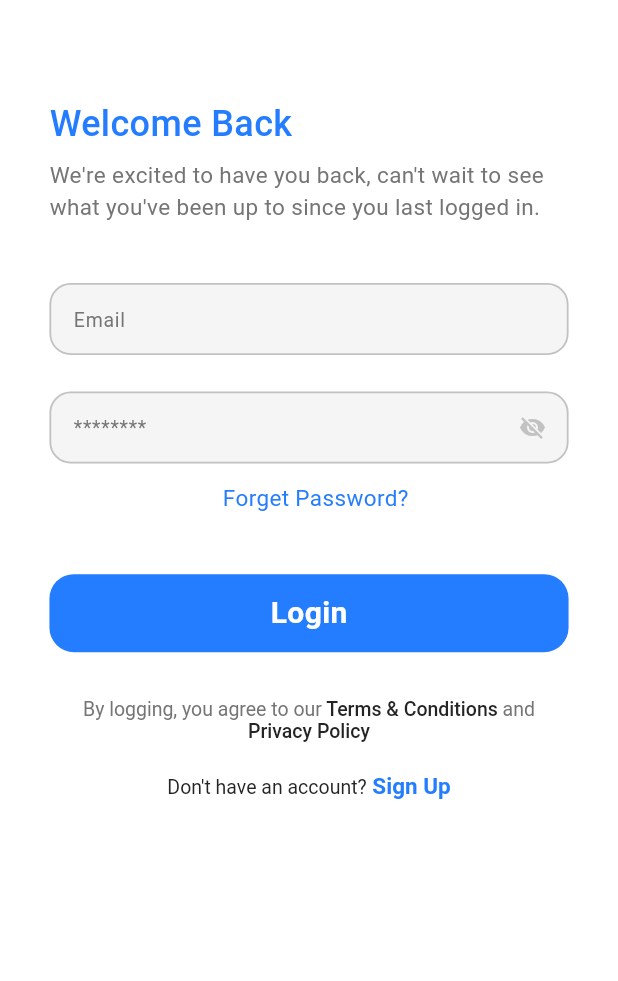
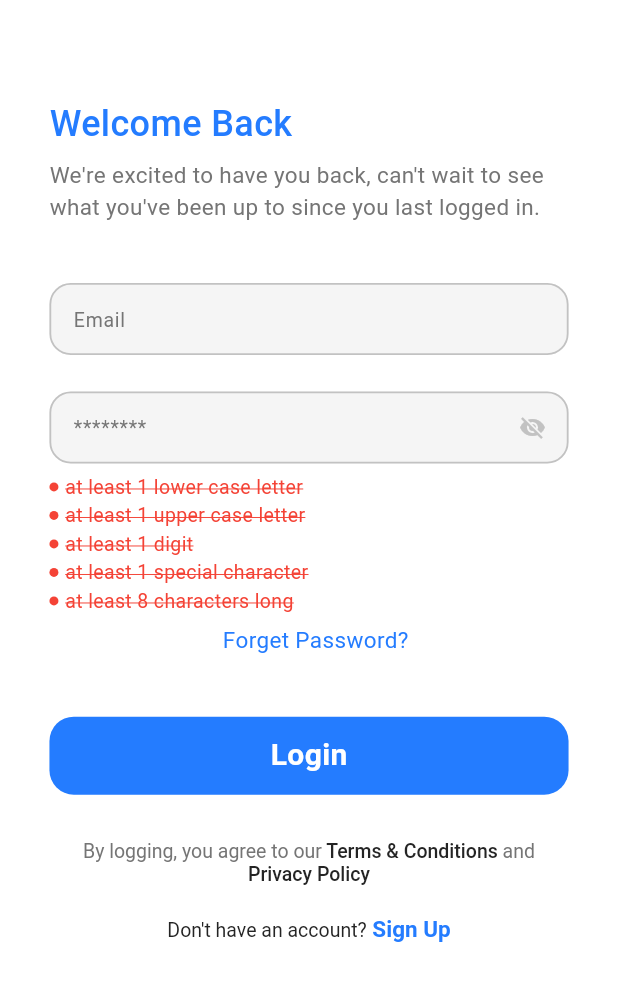
Before and after one commit to YoussifFathi/doc_center, a Flutter app: the screen it shows after launch, after a tap on "Get Started", on a phone screen of 412 x 824 dp. Shown: the top 981 px of the screen. Run offline on Flutter 3.47's test engine with Material 3 defaults, Android fonts, the phone set to English and light mode, and no system bars; our stand-ins replace dartz, dio, flutter_screenutil, flutter_svg, freezed_annotation, get and 2 more; generated files the repository leaves out were written again.

Commit message:
-- finish login screen

```diff
--- a/lib/core/navigation/app_pages.dart
+++ b/lib/core/navigation/app_pages.dart
@@ -1,4 +1,5 @@
 import 'package:doc_center/core/navigation/routes.dart';
+import 'package:doc_center/features/home/presentation/views/home_screen.dart';
 import 'package:doc_center/features/login/presentation/controllers/login_bindings.dart';
 import 'package:doc_center/features/login/presentation/views/login_screen.dart';
 import 'package:doc_center/features/onboarding/presentation/views/onboarding_screen.dart';
@@ -20,5 +21,9 @@ abstract class AppPages {
       page: () => const LoginScreen(),
       binding: LoginBindings(),
     ),
+    GetPage(
+      name: Routes.homeScreen,
+      page: () => const HomeScreen(),
+    ),
   ];
 }
--- /dev/null
+++ b/lib/core/utils/validator_handler.dart
@@ -0,0 +1,33 @@
+import 'package:doc_center/core/utils/app_regx.dart';
+
+class ValidatorHandler {
+
+  ValidatorHandler._();
+
+  static String? emailValidator(String? value) {
+    if (value == null || value.isEmpty) {
+      return 'Email is required';
+    } else if (!AppRegx.isEmailValid(value)) {
+      return 'Please enter a valid email';
+    }
+    return null;
+  }
+
+  static String? passwordValidator(String? value) {
+    if (value == null || value.isEmpty) {
+      return 'Password is required';
+    }else if(!AppRegx.hasLowerCase(value)){
+      return 'Password must contain at least one lower case letter';
+    }else if (!AppRegx.hasUpperCase(value)){
+      return 'Password must contain at least one upper case letter';
+    }else if (!AppRegx.hasDigit(value)){
+      return 'Password must contain at least one digit';
+    }else if(!AppRegx.hasSpecialChar(value)){
+      return 'Password must contain at least one special character';
+    }else if(!AppRegx.hasMinLength(value)){
+      return 'Password must be at least 8 characters long';
+    }
+    return null;
+  }
+
+}
--- a/lib/core/widgets/custom_password_text_field.dart
+++ b/lib/core/widgets/custom_password_text_field.dart
@@ -7,12 +7,14 @@ class CustomPasswordTextField extends StatefulWidget {
   final TextEditingController textEditingController;
   final String hintTxt;
   final Color? bkColor;
+  final String? Function(String?)? validator;
 
   const CustomPasswordTextField({
     super.key,
     required this.textEditingController,
     required this.hintTxt,
     this.bkColor,
+    this.validator,
   });
 
   @override
@@ -42,6 +44,7 @@ class _CustomPasswordTextFieldState extends State<CustomPasswordTextField> {
   @override
   Widget build(BuildContext context) {
     return TextFormField(
+      validator: widget.validator,
       focusNode: focusNode,
       controller: widget.textEditingController,
       obscureText: isObscure,
@@ -84,13 +87,29 @@ class _CustomPasswordTextFieldState extends State<CustomPasswordTextField> {
           borderSide: const BorderSide(
             color: AppColors.lightGray,
             width: 1.2,
-            )),
+          ),
+        ),
         focusedBorder: OutlineInputBorder(
           borderRadius: BorderRadius.circular(18.r),
           borderSide: const BorderSide(
             color: AppColors.mainBlue,
             width: 1.4,
-            )),
+          ),
+        ),
+        errorBorder: OutlineInputBorder(
+          borderRadius: BorderRadius.circular(14.r),
+          borderSide: const BorderSide(
+            color: Colors.red,
+            width: 1.2,
+          ),
+        ),
+        focusedErrorBorder: OutlineInputBorder(
+          borderRadius: BorderRadius.circular(14.r),
+          borderSide: const BorderSide(
+            color: Colors.red,
+            width: 1.2,
+          ),
+        ),
       ),
     );
   }
--- a/lib/core/widgets/custom_text_field_one.dart
+++ b/lib/core/widgets/custom_text_field_one.dart
@@ -7,24 +7,26 @@ class CustomTextFieldOne extends StatelessWidget {
   final TextEditingController textEditingController;
   final String hintTxt;
   final Color? bkColor;
+  final String? Function(String?)? validator;
 
   const CustomTextFieldOne({
     super.key,
     required this.textEditingController,
     required this.hintTxt,
     this.bkColor,
+    this.validator,
   });
 
   @override
   Widget build(BuildContext context) {
     return TextFormField(
       controller: textEditingController,
+      validator: validator,
       decoration: InputDecoration(
         isDense: true,
-        hintStyle: AppTextStyles.style13Weight400.copyWith(
-          color: AppColors.gray
-        ),
-        hintText: hintTxt ,
+        hintStyle:
+            AppTextStyles.style13Weight400.copyWith(color: AppColors.gray),
+        hintText: hintTxt,
         fillColor: AppColors.moreLighterGray,
         filled: true,
         enabledBorder: OutlineInputBorder(
@@ -32,14 +34,28 @@ class CustomTextFieldOne extends StatelessWidget {
           borderSide: const BorderSide(
             color: AppColors.lightGray,
             width: 1.2,
-            )
+          ),
         ),
         focusedBorder: OutlineInputBorder(
           borderRadius: BorderRadius.circular(18.r),
           borderSide: const BorderSide(
             color: AppColors.mainBlue,
             width: 1.4,
-            )
+          ),
+        ),
+        errorBorder: OutlineInputBorder(
+          borderRadius: BorderRadius.circular(14.r),
+          borderSide: const BorderSide(
+            color: Colors.red,
+            width: 1.2,
+          ),
+        ),
+        focusedErrorBorder: OutlineInputBorder(
+          borderRadius: BorderRadius.circular(14.r),
+          borderSide: const BorderSide(
+            color: Colors.red,
+            width: 1.2,
+          ),
         ),
       ),
     );
--- a/lib/features/login/presentation/controllers/login_controller.dart
+++ b/lib/features/login/presentation/controllers/login_controller.dart
@@ -1,3 +1,5 @@
+import 'package:doc_center/core/navigation/routes.dart';
+import 'package:doc_center/core/utils/app_regx.dart';
 import 'package:doc_center/features/login/data/models/login_request_body.dart';
 import 'package:doc_center/features/login/domain/repos/login_repo.dart';
 import 'package:flutter/cupertino.dart';
@@ -12,6 +14,14 @@ class LoginController extends GetxController {
 
   final TextEditingController emailController = TextEditingController();
   final TextEditingController passwordController = TextEditingController();
+  final GlobalKey<FormState> formKey = GlobalKey<FormState>();
+
+  final passwordHasLowerCase = RxBool(false);
+  final passwordHasUpperCase = RxBool(false);
+  final passwordHasDigit = RxBool(false);
+  final passwordHasSpecialChar = RxBool(false);
+  final passwordLengthMoreThan8 = RxBool(false);
+
 
   void login() async {
     isLoading(true);
@@ -23,9 +33,27 @@ class LoginController extends GetxController {
     loginOrFail.fold((l) {
       Get.snackbar("Error", l.message ?? "Something went wrong");
     }, (r) {
-      Get.snackbar("Success", "Login Successful");
+      Get.offAllNamed(Routes.homeScreen);
     });
   }
+
+  void _initPasswordControllerListener() {
+    passwordController.addListener(() {
+      passwordHasLowerCase(AppRegx.hasLowerCase(passwordController.text));
+      passwordHasUpperCase(AppRegx.hasUpperCase(passwordController.text));
+      passwordHasDigit(AppRegx.hasDigit(passwordController.text));
+      passwordHasSpecialChar(AppRegx.hasSpecialChar(passwordController.text));
+      passwordLengthMoreThan8(AppRegx.hasMinLength(passwordController.text));
+    },);
+  }
+
+
+  @override
+  void onInit() {
+    super.onInit();
+    _initPasswordControllerListener();
+  }
+
 
   @override
   void onClose() {
--- a/lib/features/login/presentation/views/widgets/login_body.dart
+++ b/lib/features/login/presentation/views/widgets/login_body.dart
@@ -1,11 +1,13 @@
 import 'package:doc_center/core/constants/app_colors.dart';
 import 'package:doc_center/core/constants/app_text_styles.dart';
+import 'package:doc_center/core/utils/validator_handler.dart';
 import 'package:doc_center/core/widgets/custom_password_text_field.dart';
 import 'package:doc_center/core/widgets/custom_text_field_one.dart';
 import 'package:doc_center/core/widgets/primary_button.dart';
 import 'package:doc_center/features/login/presentation/controllers/login_controller.dart';
 import 'package:doc_center/features/login/presentation/views/widgets/dont_have_account_txt.dart';
 import 'package:doc_center/features/login/presentation/views/widgets/login_header_text.dart';
+import 'package:doc_center/features/login/presentation/views/widgets/password_requirements_widget.dart';
 import 'package:doc_center/features/login/presentation/views/widgets/terms_and_conditions_text.dart';
 import 'package:flutter/material.dart';
 import 'package:flutter_screenutil/flutter_screenutil.dart';
@@ -24,7 +26,8 @@ class LoginBody extends GetView<LoginController> {
         vertical: 25.h,
       ),
       child: Obx(
-        () => controller.isLoading.value
+        () {
+          return controller.isLoading.value
               ? const CustomCenterLoading()
               : SingleChildScrollView(
                   child: Column(
@@ -36,19 +39,33 @@ class LoginBody extends GetView<LoginController> {
                       SizedBox(
                         height: 40.h,
                       ),
+                      Form(
+                        key: controller.formKey,
+                        child: Column(
+                          children: [
                             CustomTextFieldOne(
                               textEditingController: controller.emailController,
                               hintTxt: "Email",
+                              validator: ValidatorHandler.emailValidator,
                             ),
                             SizedBox(
                               height: 24.h,
                             ),
                             CustomPasswordTextField(
-                      textEditingController: controller.passwordController,
+                              textEditingController:
+                                  controller.passwordController,
                               hintTxt: "********",
+                              validator: ValidatorHandler.passwordValidator,
+                            ),
+                          ],
+                        ),
                       ),
                       SizedBox(
-                      height: 12.h,
+                        height: 6.h,
+                      ),
+                      const PasswordRequirementsWidget(),
+                      SizedBox(
+                        height: 6.h,
                       ),
                       Padding(
                         padding: EdgeInsetsDirectional.only(start: 8.w),
@@ -64,7 +81,9 @@ class LoginBody extends GetView<LoginController> {
                       PrimaryButton(
                         title: "Login",
                         onTap: () {
+                          if (controller.formKey.currentState!.validate()) {
                             controller.login();
+                          }
                         },
                       ),
                       SizedBox(
@@ -77,7 +96,8 @@ class LoginBody extends GetView<LoginController> {
                       const DontHaveAccountText(),
                     ],
                   ),
-              ),
+                );
+        },
       ),
     );
   }
--- /dev/null
+++ b/lib/features/login/presentation/views/widgets/password_requirements_widget.dart
@@ -0,0 +1,75 @@
+import 'package:doc_center/core/constants/app_text_styles.dart';
+import 'package:doc_center/features/login/presentation/controllers/login_controller.dart';
+import 'package:flutter/material.dart';
+import 'package:flutter_screenutil/flutter_screenutil.dart';
+import 'package:get/get.dart';
+
+class PasswordRequirementsWidget extends GetView<LoginController> {
+  const PasswordRequirementsWidget({super.key});
+
+  @override
+  Widget build(BuildContext context) {
+    return Obx(
+      () {
+        return Column(
+          children: [
+            PasswordRequirementRow(
+              isValid: controller.passwordHasLowerCase.value,
+              message: "at least 1 lower case letter",
+            ),
+            PasswordRequirementRow(
+              isValid: controller.passwordHasUpperCase.value,
+              message: "at least 1 upper case letter",
+            ),
+            PasswordRequirementRow(
+              isValid: controller.passwordHasDigit.value,
+              message: "at least 1 digit",
+            ),
+            PasswordRequirementRow(
+              isValid: controller.passwordHasSpecialChar.value,
+              message: "at least 1 special character",
+            ),
+            PasswordRequirementRow(
+              isValid: controller.passwordLengthMoreThan8.value,
+              message: "at least 8 characters long",
+            ),
+          ],
+        );
+      },
+    );
+  }
+}
+
+class PasswordRequirementRow extends StatelessWidget {
+  final bool isValid;
+  final String message;
+
+  const PasswordRequirementRow({
+    super.key,
+    required this.isValid,
+    required this.message,
+  });
+
+  @override
+  Widget build(BuildContext context) {
+    return Row(
+      children: [
+        CircleAvatar(
+          backgroundColor: isValid ? Colors.green : Colors.red,
+          radius: 3,
+        ),
+        SizedBox(
+          width: 4.w,
+        ),
+        Text(
+          message,
+          style: AppTextStyles.style13Weight400.copyWith(
+            color: isValid ? Colors.green : Colors.red,
+            decoration: TextDecoration.lineThrough,
+            decorationColor: isValid ? Colors.green : Colors.red,
+          ),
+        )
+      ],
+    );
+  }
+}
```
Also changed, not shown: lib/core/utils/app_regx.dart (added, +38 -0 lines), lib/features/home/presentation/views/home_screen.dart (added, +13 -0 lines), lib/features/home/presentation/views/widgets/home_body.dart (added, +14 -0 lines). Lines whose indentation alone changed are shown as unchanged.
